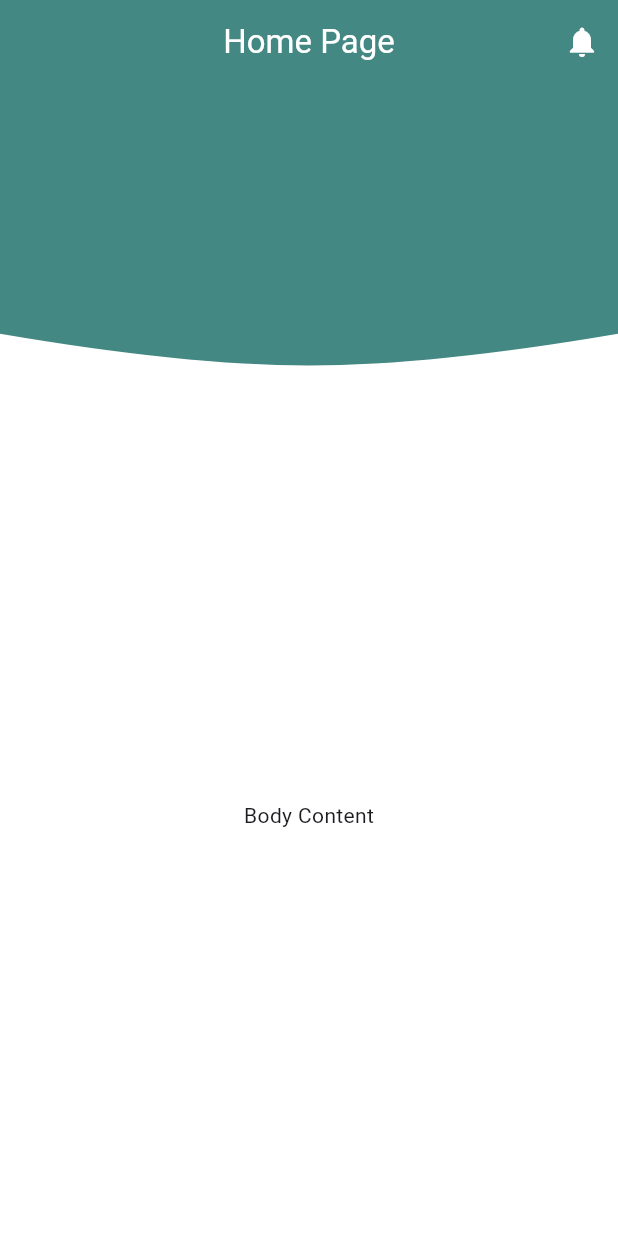
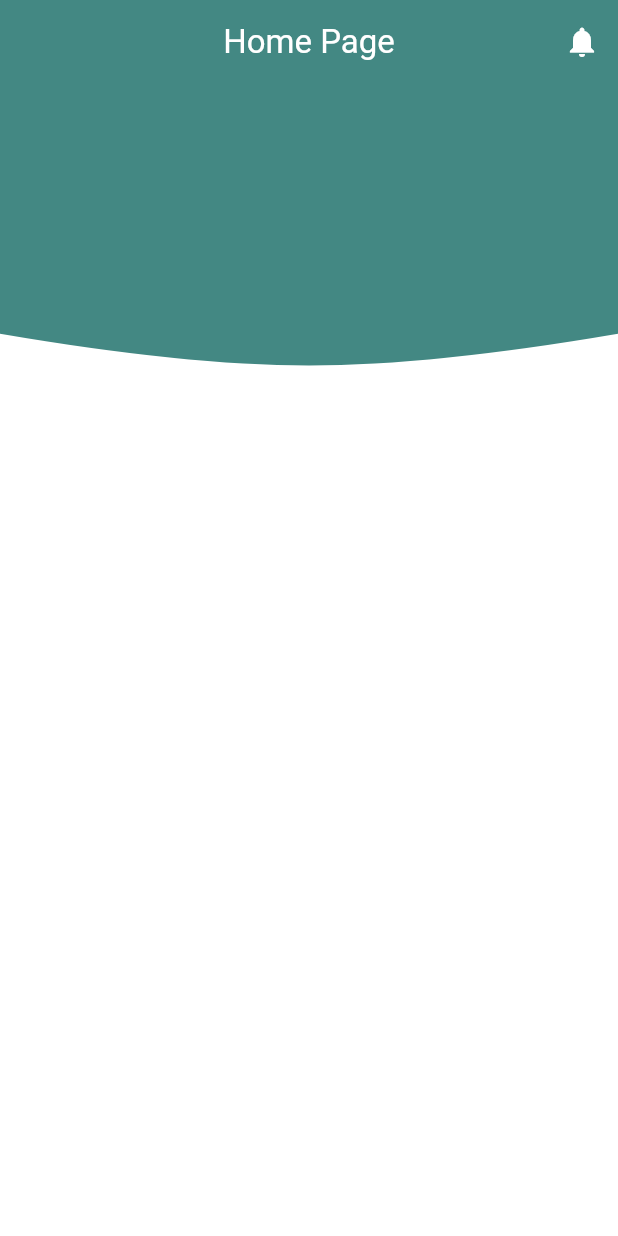
Before and after one commit to zahidseyyid/monizo_app, a Flutter app: the screen it shows after launch, on a phone screen of 412 x 824 dp. Run offline on Flutter 3.47's test engine with Material 3 defaults, Android fonts, the phone set to English and light mode, and no system bars; drawn by our look-alikes of toastification; our stand-ins replace easy_localization, flutter_screenutil, google_fonts.

Commit message:
refactor: update main app entry point to use HomePage instead of OnboardingPage and simplify HomePage layout

```diff
--- a/lib/presentation/views/home_page.dart
+++ b/lib/presentation/views/home_page.dart
@@ -25,17 +25,9 @@ class HomePage extends StatelessWidget {
           ),
         ],
       ),
-      body: Column(
+      body: const Column(
         children: [
-          const HeaderCurveContainer(),
-          Expanded(
-            child: Container(
-              color: Colors.white,
-              child: const Center(
-                child: Text("Body Content"),
-              ),
-            ),
-          ),
+          HeaderCurveContainer(),
         ],
       ),
     );
```
